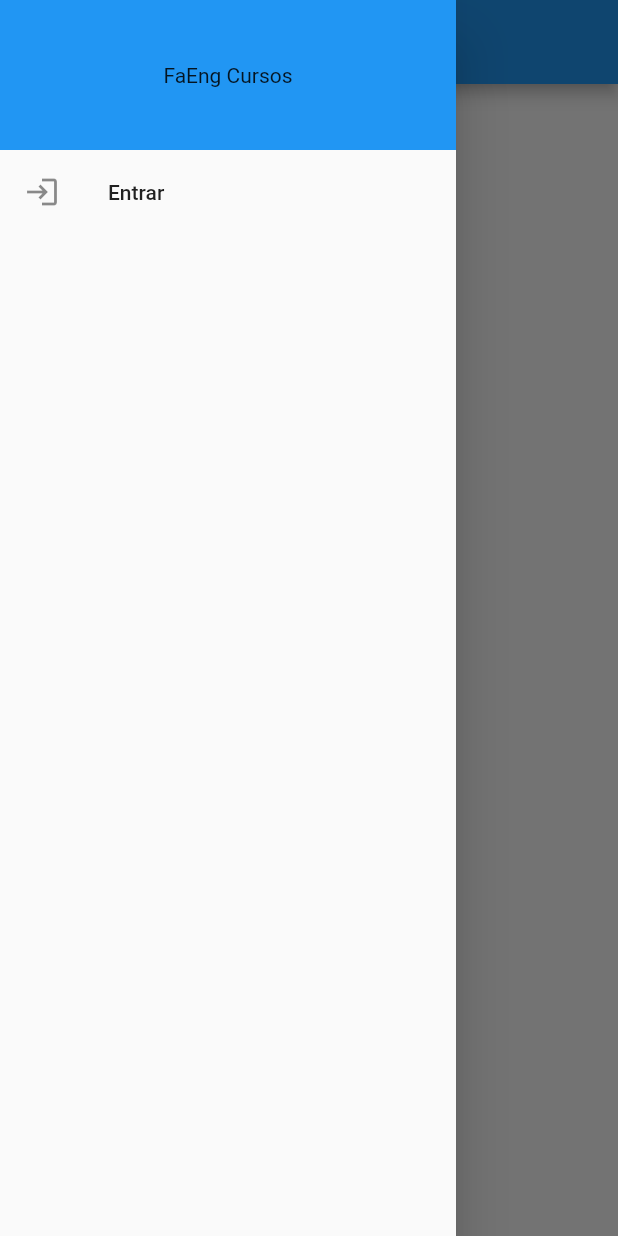
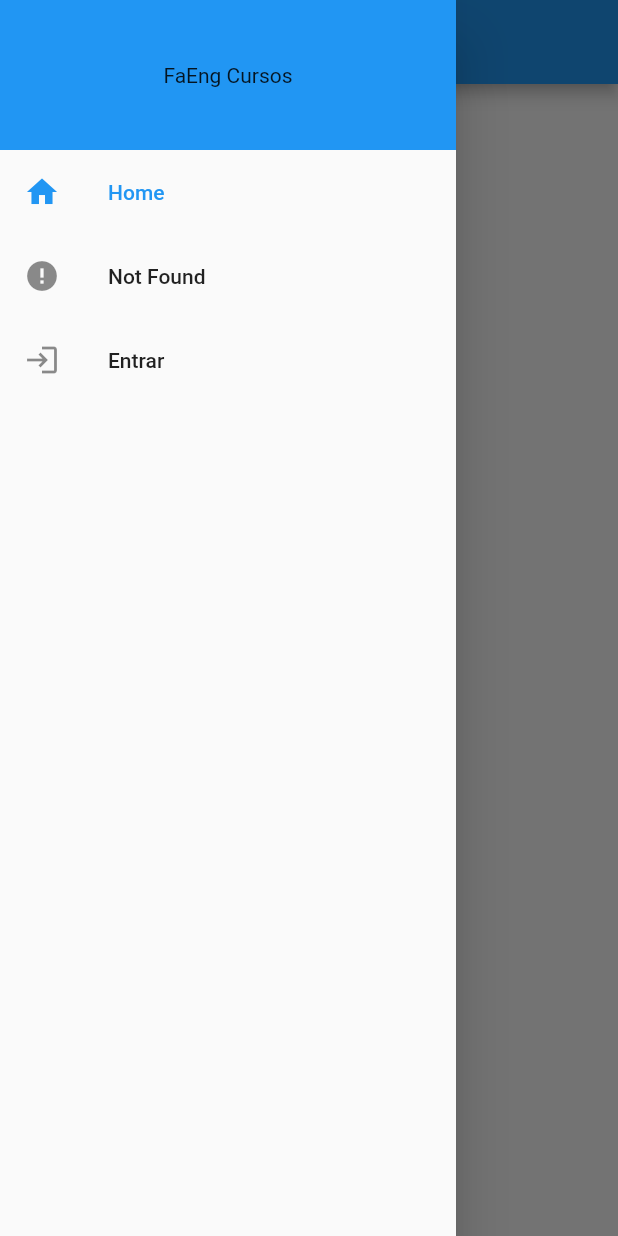
Before and after one commit to alvarobcprado/estudaqui_app, a Flutter app: the screen it shows after launch, with the side drawer open, on a phone screen of 412 x 824 dp. Run offline on Flutter 3.47's test engine with Material 2 defaults, Android fonts, the phone set to English and light mode, and no system bars; our stand-ins replace cloud_firestore, dartz, dio, equatable, firebase_analytics, firebase_auth and 5 more; accounts and stored records are empty; generated files the repository leaves out were written again.

Commit message:
Add drawer selected page indicator and fix intl string

```diff
--- a/lib/app/presentation/common/drawer/my_drawer.dart
+++ b/lib/app/presentation/common/drawer/my_drawer.dart
@@ -13,6 +13,7 @@ class MyDrawer extends StatelessWidget {
 
   @override
   Widget build(BuildContext context) {
+    final tileIndex = IndexedPage.of(context).index;
     return SafeArea(
       child: Drawer(
         child: Consumer(
@@ -33,6 +34,22 @@ class MyDrawer extends StatelessWidget {
                             )
                         : S.of(context).drawer_header_unauthenticated_title,
                   ),
+                ),
+                ListTile(
+                  selected: tileIndex == 0,
+                  onTap: () => Routemaster.of(context)
+                    ..pop()
+                    ..pushHome(),
+                  leading: const Icon(Icons.home),
+                  title: const Text('Home'),
+                ),
+                ListTile(
+                  selected: tileIndex == 1,
+                  onTap: () => Routemaster.of(context)
+                    ..pop()
+                    ..pushTest(),
+                  leading: const Icon(Icons.error),
+                  title: const Text('Not Found'),
                 ),
                 myDrawerState is LoggedUser
                     ? ListTile(
--- a/lib/l10n/intl_pt_BR.arb
+++ b/lib/l10n/intl_pt_BR.arb
@@ -7,7 +7,7 @@
     "login_container_password_field_hint":"Digite sua senha",
     "login_container_signin_button":"Entrar",
     "drawer_header_unauthenticated_title": "FaEng Cursos",
-    "drawer_header_authenticated_title": "Olá, ${name}",
+    "drawer_header_authenticated_title": "Olá, {name}",
     "drawer_options_signout": "Sair",
     "drawer_options_signin": "Entrar"
 }
```
Also changed, not shown: lib/common/my_route_map.dart (+5 -2 lines), lib/generated/intl/messages_pt_BR.dart, lib/generated/l10n.dart.
